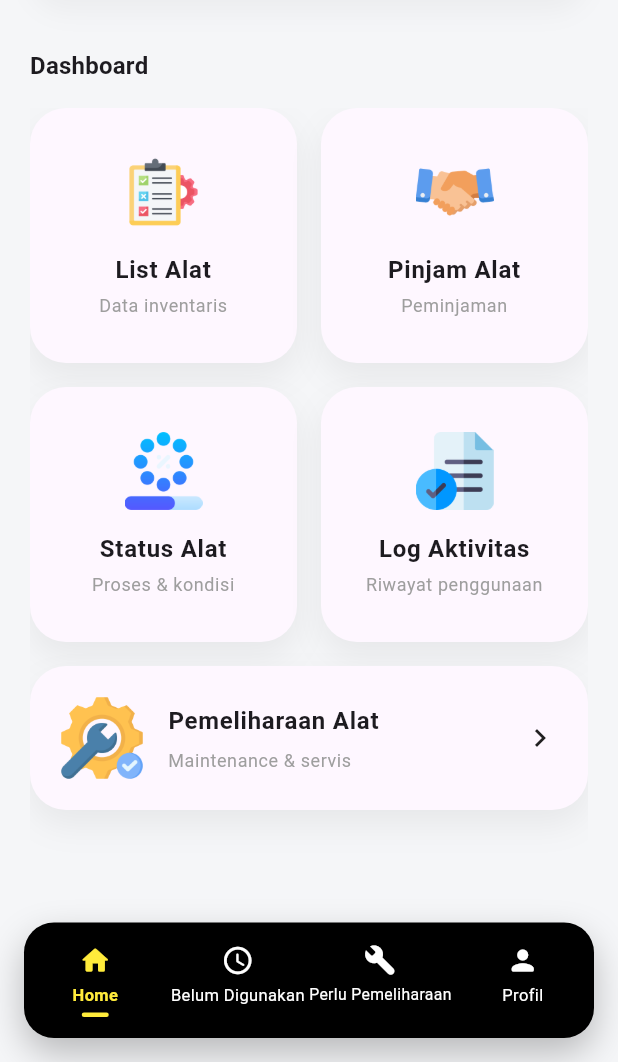
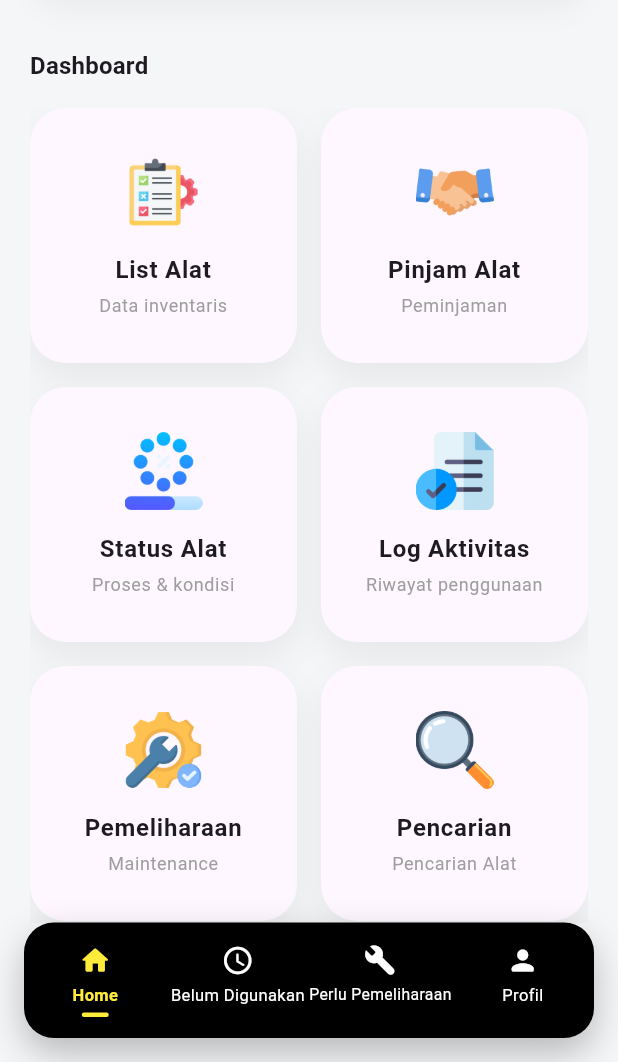
Before and after one commit to denipurwanto10/lab_patgtl, a Flutter app: the GeofisikaPage screen opened directly with empty values, on a phone screen of 412 x 824 dp, the part 174-1236 px from its top. Run offline on Flutter 3.47's test engine with Material 3 defaults, Android fonts, the phone set to English and light mode, and no system bars; our stand-ins replace shared_preferences; accounts and stored records are empty.

Commit message:
update fitur

```diff
--- a/lib/pages/Geofisika/geofisika_page.dart
+++ b/lib/pages/Geofisika/geofisika_page.dart
@@ -1,3 +1,4 @@
+// lib/pages/Geofisika/geofisika_page.dart
 import 'package:flutter/material.dart';
 import '../bottom_nav.dart';
 import 'list_alat_gf_page.dart';
@@ -16,7 +17,6 @@ class GeofisikaPage extends StatelessWidget {
 
     return Scaffold(
       backgroundColor: theme.scaffoldBackgroundColor,
-
       body: SafeArea(
         child: Padding(
           padding: const EdgeInsets.symmetric(horizontal: 20),
@@ -25,7 +25,7 @@ class GeofisikaPage extends StatelessWidget {
             children: [
               const SizedBox(height: 16),
 
-              // ================= HEADER =================
+              /// HEADER
               Container(
                 padding: const EdgeInsets.all(20),
                 decoration: BoxDecoration(
@@ -78,6 +78,7 @@ class GeofisikaPage extends StatelessWidget {
 
               const SizedBox(height: 32),
 
+              /// TITLE
               Text(
                 'Dashboard',
                 style: theme.textTheme.titleMedium?.copyWith(
@@ -87,7 +88,7 @@ class GeofisikaPage extends StatelessWidget {
 
               const SizedBox(height: 16),
 
-              // ================= CONTENT =================
+              /// DASHBOARD MENU
               Expanded(
                 child: SingleChildScrollView(
                   child: Column(
@@ -140,12 +141,24 @@ class GeofisikaPage extends StatelessWidget {
                         ],
                       ),
                       const SizedBox(height: 16),
-                      _menuCardWide(
-                        context,
-                        title: 'Pemeliharaan Alat',
-                        subtitle: 'Maintenance & servis',
-                        image: 'assets/optimizing.png',
-                        onTap: () {},
+                      Row(
+                        children: [
+                          _menuCard(
+                            context,
+                            title: 'Pemeliharaan',
+                            subtitle: 'Maintenance',
+                            image: 'assets/optimizing.png',
+                            onTap: () {},
+                          ),
+                          const SizedBox(width: 16),
+                          _menuCard(
+                            context,
+                            title: 'Pencarian',
+                            subtitle: 'Pencarian Alat',
+                            image: 'assets/search.png',
+                            onTap: () {},
+                          ),
+                        ],
                       ),
                       const SizedBox(height: 100),
                     ],
@@ -157,6 +170,7 @@ class GeofisikaPage extends StatelessWidget {
         ),
       ),
 
+      /// BOTTOM NAV
       bottomNavigationBar: BottomNav(
         activeIndex: 0,
         role: role,
@@ -164,7 +178,7 @@ class GeofisikaPage extends StatelessWidget {
     );
   }
 
-  // ================= GRID CARD =================
+  /// MENU CARD (SEMUA UKURAN SAMA)
   Widget _menuCard(
       BuildContext context, {
         required String title,
@@ -218,62 +232,4 @@ class GeofisikaPage extends StatelessWidget {
       ),
     );
   }
-
-  // ================= WIDE CARD =================
-  Widget _menuCardWide(
-      BuildContext context, {
-        required String title,
-        required String subtitle,
-        required String image,
-        required VoidCallback onTap,
-      }) {
-    final theme = Theme.of(context);
-
-    return InkWell(
-      onTap: onTap,
-      borderRadius: BorderRadius.circular(24),
-      child: Container(
-        width: double.infinity,
-        padding: const EdgeInsets.all(20),
-        decoration: BoxDecoration(
-          color: theme.cardColor,
-          borderRadius: BorderRadius.circular(24),
-          boxShadow: [
-            BoxShadow(
-              color: Colors.black.withOpacity(0.06),
-              blurRadius: 18,
-              offset: const Offset(0, 10),
-            ),
-          ],
-        ),
-        child: Row(
-          children: [
-            Image.asset(image, width: 56, height: 56),
-            const SizedBox(width: 16),
-            Expanded(
-              child: Column(
-                crossAxisAlignment: CrossAxisAlignment.start,
-                children: [
-                  Text(
-                    title,
-                    style: theme.textTheme.bodyLarge?.copyWith(
-                      fontWeight: FontWeight.bold,
-                    ),
-                  ),
-                  const SizedBox(height: 6),
-                  Text(
-                    subtitle,
-                    style: theme.textTheme.bodySmall?.copyWith(
-                      color: Colors.grey,
-                    ),
-                  ),
-                ],
-              ),
-            ),
-            const Icon(Icons.chevron_right),
-          ],
-        ),
-      ),
-    );
-  }
 }
--- a/lib/services/auth_service.dart
+++ b/lib/services/auth_service.dart
@@ -2,7 +2,7 @@ import 'dart:convert';
 import 'package:http/http.dart' as http;
 
 class AuthService {
-  static const String baseUrl = 'http://10.53.193.202:3000/api/auth';
+  static const String baseUrl = 'http://10.141.101.190:3000/api/auth';
 
   // ================= HEADER =================
   static Map<String, String> _headers() {
--- a/pubspec.yaml
+++ b/pubspec.yaml
@@ -45,6 +45,7 @@ flutter:
     - assets/bor.png
     - assets/perlengkapan.png
     - assets/adduser.png
+    - assets/search.png
 
 # =========================
 # SPLASH SCREEN CONFIG
```
Also changed, not shown: assets/search.png (added).
